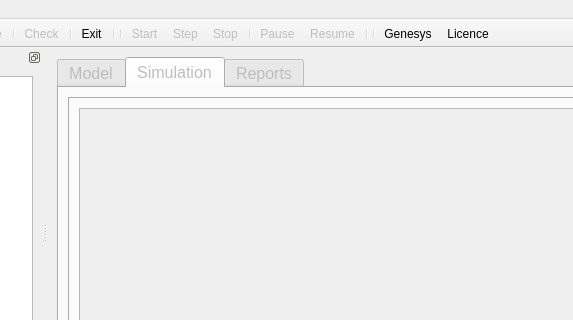
The window that applications/gui/qt/SimpleGUI_QtCreator/SimpleGUI/mainwindow.ui (vits-hugs/Genesys-Simulator) describes before a commit, drawn with Qt 5; both pictures show x 183 to 756 and y 0 to 320 of the 988 by 673 pixel window.
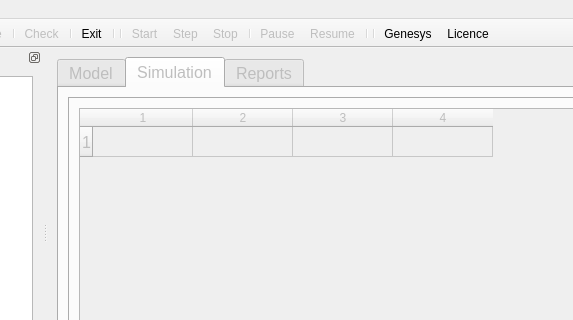
The same window after the commit. The open tabs and pages were chosen to show the change. Icons and pictures are not drawn.

Commit message: Added "inputNumber" as argument to _onDispatchEvent. Almost all components do not need that, since thei have only one input. But for those rare components that have more than one input, it makes sense to easily know the inputNumber

Patch:
```diff
--- a/applications/gui/qt/SimpleGUI_QtCreator/SimpleGUI/mainwindow.ui
+++ b/applications/gui/qt/SimpleGUI_QtCreator/SimpleGUI/mainwindow.ui
@@ -247,7 +247,22 @@
            </attribute>
            <layout class="QVBoxLayout" name="verticalLayout_8">
             <item>
-             <widget class="QTableWidget" name="tableWidget"/>
+             <widget class="QTableWidget" name="tableWidget_Simulation_Event">
+              <property name="wordWrap">
+               <bool>false</bool>
+              </property>
+              <property name="rowCount">
+               <number>1</number>
+              </property>
+              <property name="columnCount">
+               <number>4</number>
+              </property>
+              <row/>
+              <column/>
+              <column/>
+              <column/>
+              <column/>
+             </widget>
             </item>
            </layout>
           </widget>
```
Left out of the diff: 8 changed lines with no effect on the pictures. The commit also changes 79 other files.
